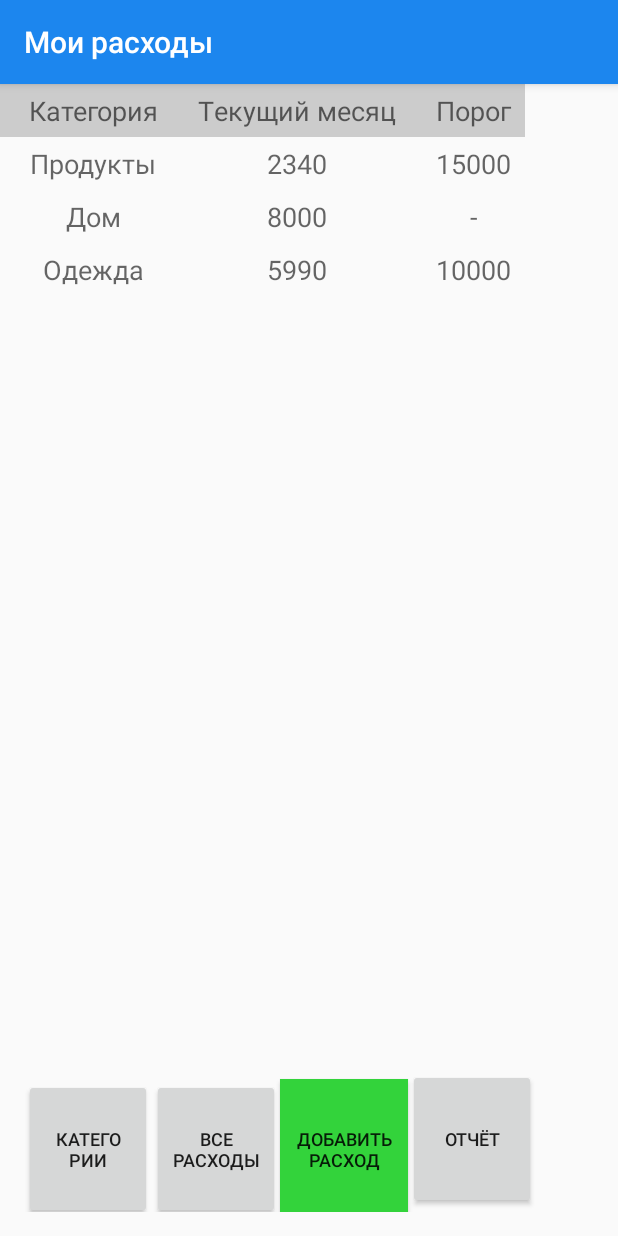
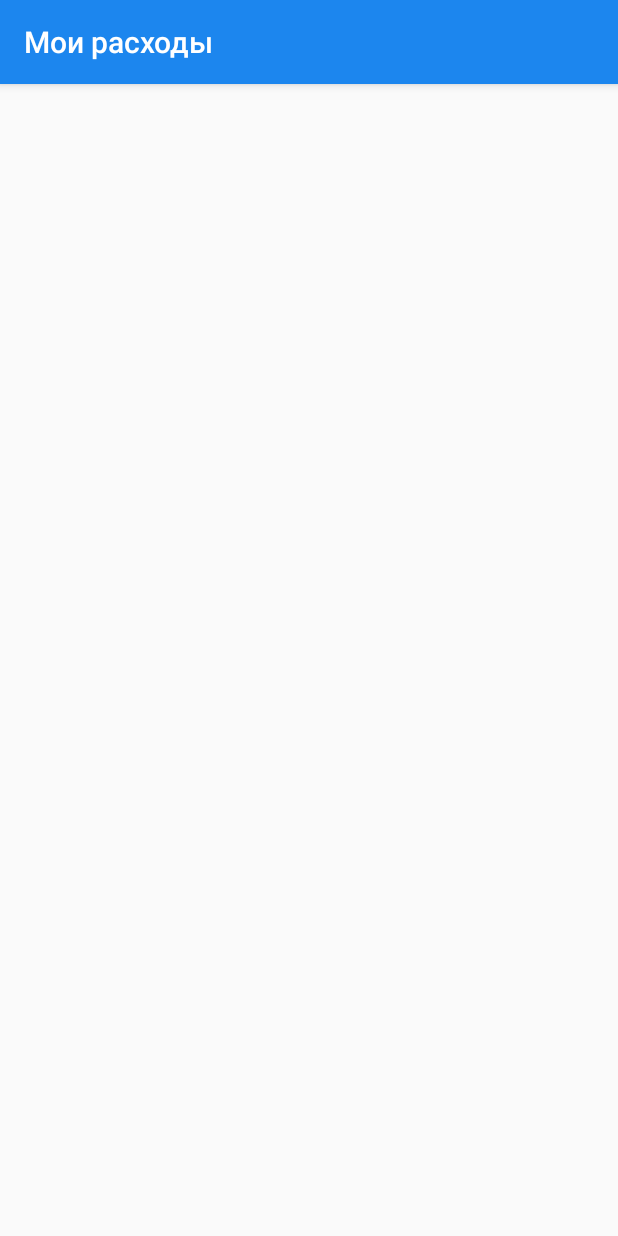
Before and after one commit to liza-dobrynina/MyCosts, an Android app: the screen it shows after launch (MainActivity), on a phone screen of 412 x 824 dp. Run offline under Robolectric (Android 15) with nearby library versions, the phone set to English and light mode, and no system bars.

Commit message:
обновления в курсаче

```diff
--- a/Project/MyCosts2/app/src/main/res/layout/activity_main.xml
+++ b/Project/MyCosts2/app/src/main/res/layout/activity_main.xml
@@ -6,7 +6,8 @@
     android:layout_height="match_parent"
     tools:context=".MainActivity">
 
-    <TableLayout
+
+    <!--<TableLayout
         android:id="@+id/tableLayout"
         android:layout_width="350dp"
         android:layout_height="279dp"
@@ -111,9 +112,9 @@
                 android:text="10000"
                 android:textAppearance="?android:attr/textAppearanceMedium" />
         </TableRow>
-    </TableLayout>
+    </TableLayout>-->
 
-    <TableRow
+   <!-- <TableRow
         android:id="@+id/tableRow"
         android:layout_width="374dp"
         android:layout_height="95dp"
@@ -156,6 +157,8 @@
             android:text="Отчёт"
             android:textSize="12sp" />
 
-    </TableRow>
+    </TableRow>-->
+
+
 
 </android.support.constraint.ConstraintLayout>
```
Also changed, not shown: Project/MyCosts2/app/src/main/java/com/example/mycosts/SwipeAdapter.java (added, +19 -0 lines), 2 other files.
